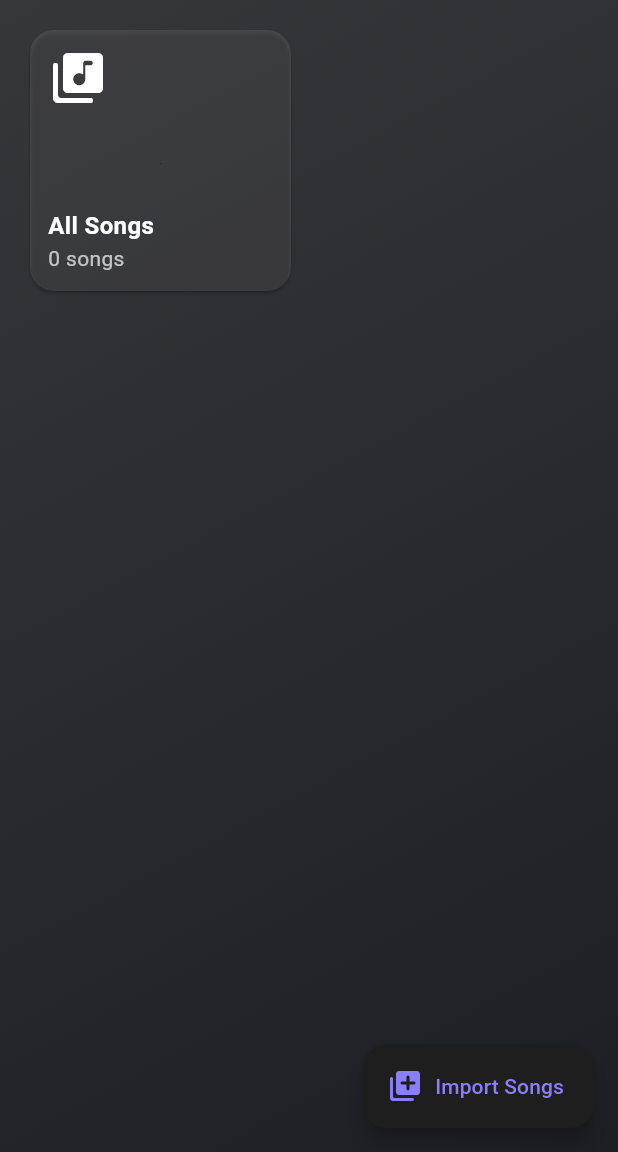
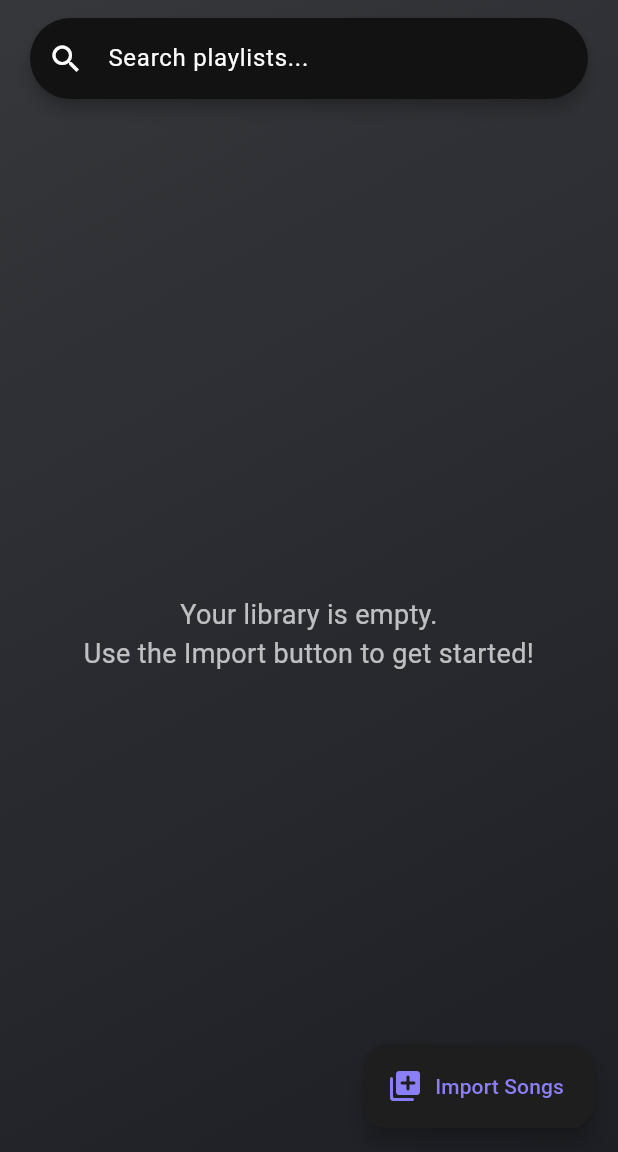
Before and after one commit to shahaarya465/MAD-Music-Player, a Flutter app: the screen it shows after launch, after a tap on the "grid view" icon, after a tap on the "dark mode" icon, on a phone screen of 412 x 824 dp, the part 84-1236 px from its top. Run offline on Flutter 3.47's test engine with Material 3 defaults, Android fonts, the light colour scheme and no system bars; our stand-ins replace audioplayers, file_picker, shared_preferences.

Commit message:
Basic search bar added

```diff
--- a/lib/playlist_browser_screen.dart
+++ b/lib/playlist_browser_screen.dart
@@ -11,6 +11,7 @@ import 'theme_manager.dart';
 import 'player_manager.dart';
 import 'mini_player.dart';
 import 'playlist_detail_screen.dart';
+import 'search_bar_widget.dart';
 import 'theme.dart';
 
 class PlaylistBrowserScreen extends StatefulWidget {
@@ -25,12 +26,24 @@ class _PlaylistBrowserScreenState extends State<PlaylistBrowserScreen> {
   List<Playlist> _playlists = [];
   late Directory _playlistsDir;
   late Directory _songsDir;
-  List<String> _allSongIDs = []; // To hold all song IDs in the library
+  List<String> _allSongIDs = [];
+
+  final TextEditingController _searchController = TextEditingController();
+  List<Playlist> _filteredPlaylists = [];
 
   @override
   void initState() {
     super.initState();
     _initAndLoad();
+    _searchController.addListener(() {
+      _filterPlaylists(_searchController.text);
+    });
+  }
+
+  @override
+  void dispose() {
+    _searchController.dispose();
+    super.dispose();
   }
 
   Future<void> _initAndLoad() async {
@@ -48,7 +61,6 @@ class _PlaylistBrowserScreenState extends State<PlaylistBrowserScreen> {
     if (!await _songsDir.exists()) await _songsDir.create();
     if (!await libraryFile.exists()) await libraryFile.writeAsString('{}');
 
-    // Load user-created playlists
     final List<Playlist> loadedPlaylists = [];
     final entities = _playlistsDir.listSync();
     for (var entity in entities) {
@@ -57,12 +69,27 @@ class _PlaylistBrowserScreenState extends State<PlaylistBrowserScreen> {
       }
     }
 
-    // Load all song IDs from the library.json for the "All Songs" playlist
     final libraryContent = jsonDecode(await libraryFile.readAsString());
 
     setState(() {
       _playlists = loadedPlaylists;
+      _filteredPlaylists = loadedPlaylists;
       _allSongIDs = libraryContent.keys.toList().cast<String>();
+    });
+  }
+
+  void _filterPlaylists(String query) {
+    if (query.isEmpty) {
+      setState(() {
+        _filteredPlaylists = _playlists;
+      });
+      return;
+    }
+    final results = _playlists.where((playlist) {
+      return playlist.name.toLowerCase().contains(query.toLowerCase());
+    }).toList();
+    setState(() {
+      _filteredPlaylists = results;
     });
   }
 
@@ -76,18 +103,14 @@ class _PlaylistBrowserScreenState extends State<PlaylistBrowserScreen> {
         (await getApplicationDocumentsDirectory()).path + '/MAD Music Player',
       );
       final libraryFile = File('${madMusicPlayerDir.path}/library.json');
-
-      // THE FIX: Explicitly create a new, modifiable map from the JSON content.
       final Map<String, dynamic> libraryContent = Map<String, dynamic>.from(
         jsonDecode(await libraryFile.readAsString()),
       );
-
       int importCount = 0;
 
       for (var file in result.files) {
         if (file.path != null) {
           final destPath = p.join(_songsDir.path, p.basename(file.path!));
-          // Check if the file already exists to avoid duplicates
           if (!await File(destPath).exists()) {
             await File(file.path!).copy(destPath);
             const uuid = Uuid();
@@ -99,12 +122,8 @@ class _PlaylistBrowserScreenState extends State<PlaylistBrowserScreen> {
         }
       }
 
-      // Now, write the updated map back to the file
       await libraryFile.writeAsString(jsonEncode(libraryContent));
-
-      // Refresh the UI to show the new counts
       await _initAndLoad();
-
       if (mounted) {
         ScaffoldMessenger.of(context).showSnackBar(
           SnackBar(
@@ -160,8 +179,6 @@ class _PlaylistBrowserScreenState extends State<PlaylistBrowserScreen> {
 
     await _initAndLoad();
   }
-
-  // In lib/playlist_browser_screen.dart
 
   Future<void> _showCreatePlaylistDialog() async {
     final controller = TextEditingController();
@@ -334,16 +351,35 @@ class _PlaylistBrowserScreenState extends State<PlaylistBrowserScreen> {
           ),
         ),
         child: SafeArea(
-          child: _isGridView
-              ? _buildGridView(allSongsPlaylist)
-              : _buildListView(allSongsPlaylist),
+          child: Column(
+            children: [
+              SearchBarWidget(
+                controller: _searchController,
+                hintText: 'Search playlists...',
+                onChanged: _filterPlaylists,
+              ),
+              Expanded(
+                child: _playlists.isEmpty && _allSongIDs.isEmpty
+                    ? const Center(
+                        child: Text(
+                          "Your library is empty.\nUse the Import button to get started!",
+                          textAlign: TextAlign.center,
+                          style: TextStyle(color: Colors.white70, fontSize: 18),
+                        ),
+                      )
+                    : _isGridView
+                    ? _buildGridView(allSongsPlaylist)
+                    : _buildListView(allSongsPlaylist),
+              ),
+            ],
+          ),
         ),
       ),
     );
   }
 
   Widget _buildListView(Playlist allSongsPlaylist) {
-    final fullList = [allSongsPlaylist, ..._playlists];
+    final fullList = [allSongsPlaylist, ..._filteredPlaylists];
     return ListView.builder(
       padding: const EdgeInsets.all(16.0),
       itemCount: fullList.length,
@@ -416,7 +452,7 @@ class _PlaylistBrowserScreenState extends State<PlaylistBrowserScreen> {
   }
 
   Widget _buildGridView(Playlist allSongsPlaylist) {
-    final fullList = [allSongsPlaylist, ..._playlists];
+    final fullList = [allSongsPlaylist, ..._filteredPlaylists];
     return GridView.builder(
       padding: const EdgeInsets.all(16.0),
       gridDelegate: const SliverGridDelegateWithFixedCrossAxisCount(
--- /dev/null
+++ b/lib/search_bar_widget.dart
@@ -0,0 +1,37 @@
+import 'package:flutter/material.dart';
+
+class SearchBarWidget extends StatelessWidget {
+  final TextEditingController controller;
+  final String hintText;
+  final ValueChanged<String> onChanged;
+
+  const SearchBarWidget({
+    super.key,
+    required this.controller,
+    required this.hintText,
+    required this.onChanged,
+  });
+
+  @override
+  Widget build(BuildContext context) {
+    return Padding(
+      padding: const EdgeInsets.symmetric(horizontal: 16.0, vertical: 8.0),
+      child: Card(
+        elevation: 4,
+        shape: RoundedRectangleBorder(
+          borderRadius: BorderRadius.circular(30.0),
+        ),
+        child: TextField(
+          controller: controller,
+          onChanged: onChanged,
+          decoration: InputDecoration(
+            prefixIcon: const Icon(Icons.search),
+            hintText: hintText,
+            border: InputBorder.none,
+            contentPadding: const EdgeInsets.symmetric(vertical: 15.0),
+          ),
+        ),
+      ),
+    );
+  }
+}
```
Also changed, not shown: lib/playlist_detail_screen.dart (+58 -9 lines), 2 other files.
